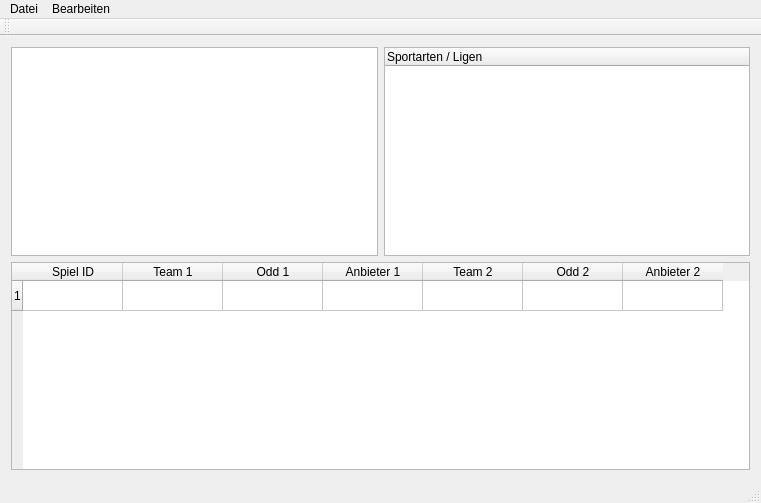
Before: the Qt Designer form gui/barney-qt/mainwindow.ui in creeky/barney, drawn with Qt 5.
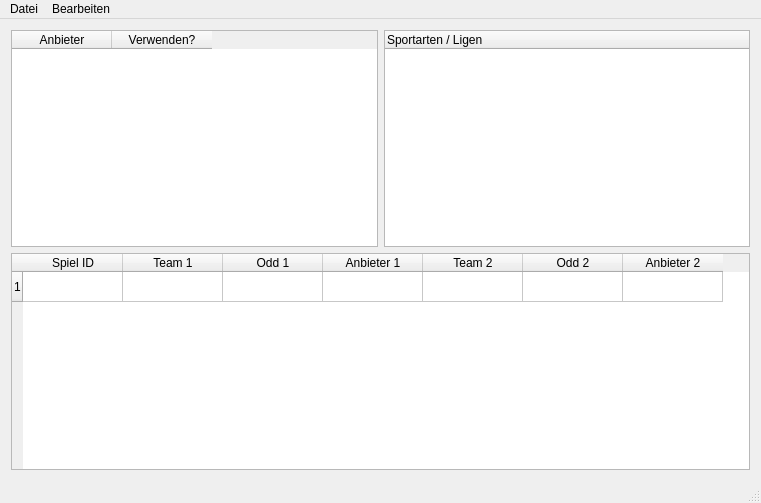
After: the same form once the commit is applied.

Commit message: kleine Änderung

```diff
--- a/gui/barney-qt/mainwindow.ui
+++ b/gui/barney-qt/mainwindow.ui
@@ -18,7 +18,18 @@
     <item>
      <layout class="QHBoxLayout" name="horizontalLayout">
       <item>
-       <widget class="QListWidget" name="listWidget"/>
+       <widget class="QTableWidget" name="anbieterliste">
+        <column>
+         <property name="text">
+          <string>Anbieter</string>
+         </property>
+        </column>
+        <column>
+         <property name="text">
+          <string>Verwenden?</string>
+         </property>
+        </column>
+       </widget>
       </item>
       <item>
        <widget class="QTreeWidget" name="treeWidget">
@@ -103,14 +114,6 @@
    <addaction name="menuDatei"/>
    <addaction name="menuBearbeiten"/>
   </widget>
-  <widget class="QToolBar" name="mainToolBar">
-   <attribute name="toolBarArea">
-    <enum>TopToolBarArea</enum>
-   </attribute>
-   <attribute name="toolBarBreak">
-    <bool>false</bool>
-   </attribute>
-  </widget>
   <widget class="QStatusBar" name="statusBar"/>
   <action name="actionBeenden">
    <property name="text">
```
Left out of the diff: 4 changed lines with no effect on the pictures.
